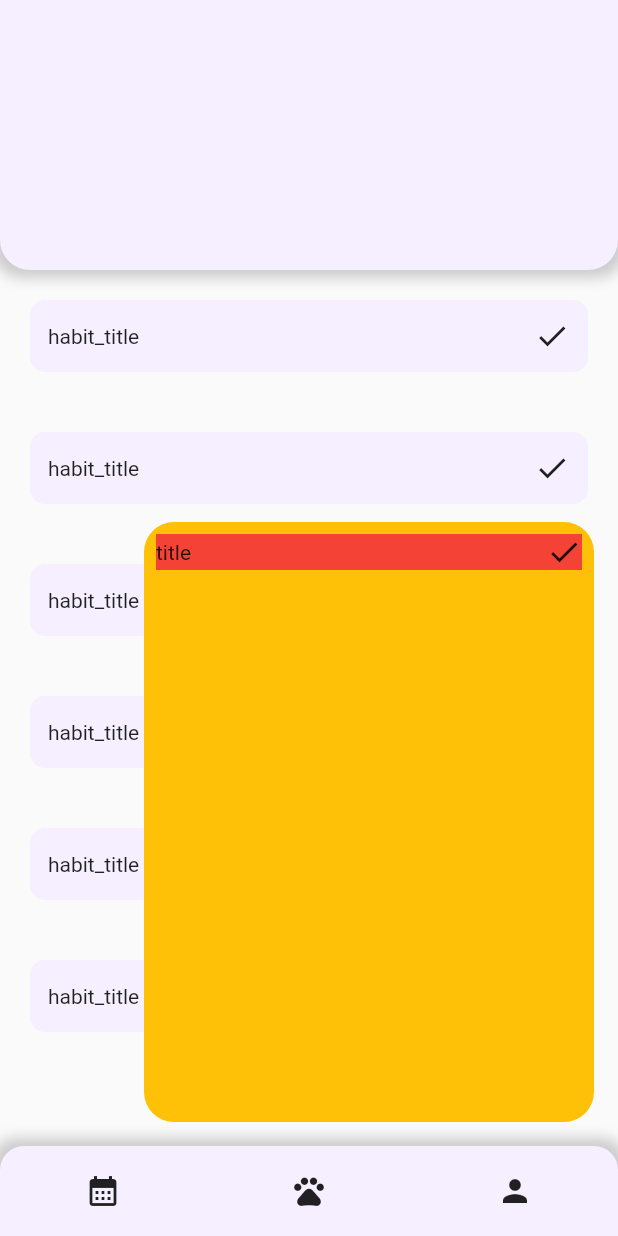
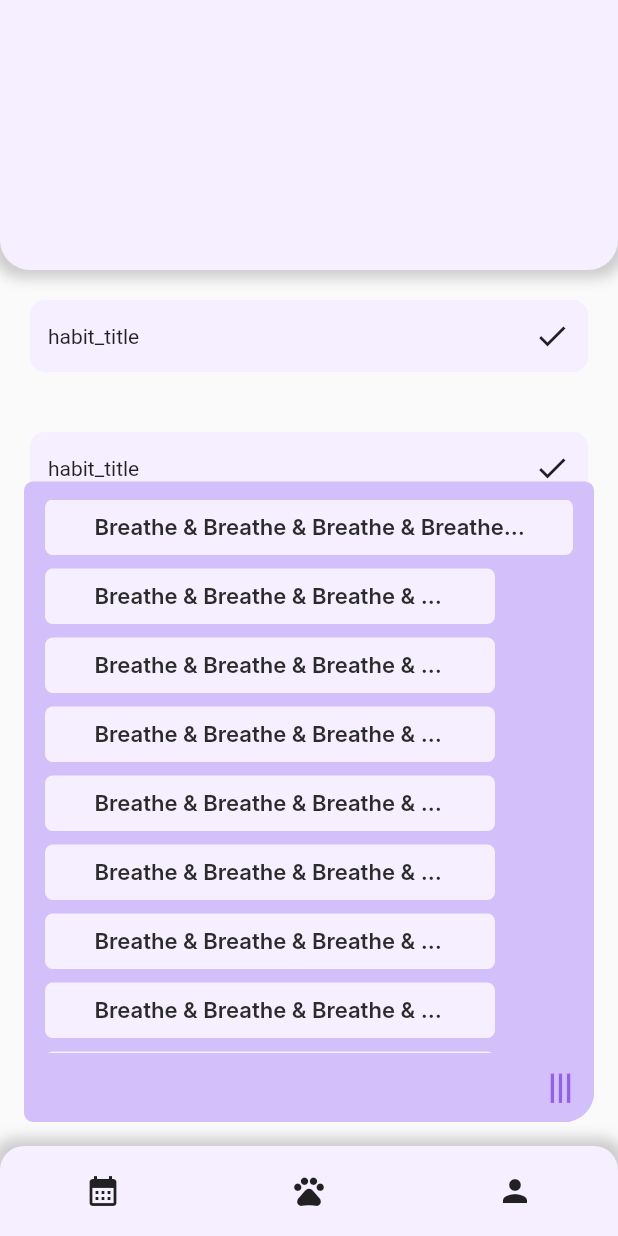
Before and after one commit to kugods-HabitTama/dahae-mobile, a Flutter app: the screen it shows after launch, after a tap on the "menu" icon, on a phone screen of 412 x 824 dp. Run offline on Flutter 3.47's test engine with Material 2 defaults, Android fonts, the phone set to English and light mode, and no system bars; our stand-ins replace go_router; Roboto replaces fonts that are missing (Inter).

Commit message:
Update all_habit_dropdown.dart
Design widget

```diff
--- a/lib/screens/habit/all_habit_dropdown.dart
+++ b/lib/screens/habit/all_habit_dropdown.dart
@@ -16,31 +16,93 @@ class _AllHabitDropdownState extends State<AllHabitDropdown> {
 
   @override
   Widget build(BuildContext context) {
-    return GestureDetector(
+    return Stack(
+      alignment: AlignmentDirectional.bottomEnd,
+      children: [
+        AnimatedContainer(
+          decoration: BoxDecoration(
+            color: const Color(0xFFD3BFF9),
+            borderRadius: _open
+                ? const BorderRadius.only(
+                    topLeft: Radius.circular(6),
+                    topRight: Radius.circular(6),
+                    bottomLeft: Radius.circular(6),
+                    bottomRight: Radius.circular(25))
+                : const BorderRadius.all(Radius.circular(20)),
+          ),
+          height:
+              _open ? min(MediaQuery.of(context).size.height - 50, 427) : 40,
+          width: _open ? min(MediaQuery.of(context).size.width - 31, 380) : 40,
+          duration: const Duration(milliseconds: 100),
+          child: _open
+              // prevent overflow
+              ? SingleChildScrollView(
+                  child: Column(
+                    children: [
+                      const SizedBox(width: 10, height: 12),
+                      SizedBox(
+                        height: max(369, 10),
+                        child: SingleChildScrollView(
+                          child: Column(
+                            crossAxisAlignment: CrossAxisAlignment.start,
+                            children: [
+                              // 가로로만 확장하기 위해 ROW 안에 tile을 넣는게 너무 비효율적
+                              Row(
+                                mainAxisAlignment: MainAxisAlignment.start,
+                                children: [
+                                  Expanded(child: AllHabitDropdownTile())
+                                ],
+                              ),
+                              AllHabitDropdownTile(),
+                              AllHabitDropdownTile(),
+                              AllHabitDropdownTile(),
+                              AllHabitDropdownTile(),
+                              AllHabitDropdownTile(),
+                              AllHabitDropdownTile(),
+                              AllHabitDropdownTile(),
+                              AllHabitDropdownTile(),
+                              AllHabitDropdownTile(),
+                              AllHabitDropdownTile(),
+                            ],
+                          ),
+                        ),
+                      ),
+                      // do not cover menu Icon
+                      const SizedBox(width: 10, height: 46),
+                    ],
+                  ),
+                )
+              : const SizedBox(width: 5, height: 5),
+        ),
+        GestureDetector(
           onTap: (() {
             setState(() {
               _open = !_open;
             });
           }),
-      child: AnimatedContainer(
+          child: Container(
+            height: 45,
+            width: 45,
             decoration: BoxDecoration(
-          color: _open ? Colors.amber : Colors.red,
+                color: const Color(0xFFD3BFF9),
                 borderRadius: const BorderRadius.all(Radius.circular(20)),
+                boxShadow: [
+                  _open
+                      ? const BoxShadow(color: Color(0xFFD3BFF9))
+                      : BoxShadow(
+                          color: Colors.grey.withOpacity(0.5),
+                          spreadRadius: 3,
+                          blurRadius: 5,
+                        )
+                ]),
+            child: _open
+                ? const RotatedBox(
+                    quarterTurns: 1,
+                    child: Icon(Icons.menu, size: 26, color: Color(0xFF925FF0)))
+                : const Icon(Icons.menu, size: 26, color: Color(0xFF925FF0)),
           ),
-        height: _open ? min(MediaQuery.of(context).size.height - 100, 400) : 40,
-        width: _open ? min(MediaQuery.of(context).size.width - 100, 300) : 40,
-        duration: const Duration(milliseconds: 100),
-        child: _open
-            ? SingleChildScrollView(
-                child: Column(
-                  crossAxisAlignment: CrossAxisAlignment.start,
-                  children: const [
-                    AllHabitDropdownTile(),
+        ),
       ],
-                ),
-              )
-            : const Center(child: Icon(Icons.menu, size: 20)),
-      ),
     );
   }
 }
@@ -53,13 +115,54 @@ class AllHabitDropdownTile extends StatelessWidget {
   @override
   Widget build(BuildContext context) {
     return Padding(
-      padding: const EdgeInsets.all(8.0),
+      padding: const EdgeInsets.fromLTRB(14, 0, 14, 9),
       child: Container(
-        color: Colors.red,
+        width: 300,
+        height: 37,
+        decoration: const BoxDecoration(
+          color: Color(0xFFF5EFFF),
+          borderRadius: BorderRadius.all(Radius.circular(5.2)),
+        ),
         child: Row(
-          children: const [Expanded(child: Text('title')), Icon(Icons.done)],
+          mainAxisAlignment: MainAxisAlignment.start,
+          children: const [
+            SizedBox(height: 18, width: 33),
+            Expanded(
+              child: Align(
+                alignment: Alignment.centerLeft,
+                child: SizedBox(
+                  // choice text overflow strategy
+                  height: 18,
+                  child: Text(
+                    'Breathe & Breathe & Breathe & Breathe & Breathe & Breathe',
+                    style: TextStyle(
+                      fontFamily: 'Inter',
+                      fontWeight: FontWeight.w600,
+                      fontSize: 14.7,
+                      fontStyle: FontStyle.normal,
+                      color: Color(0xFF2B2B2B),
+                      overflow: TextOverflow.ellipsis,
+                    ),
+                  ),
+                ),
+              ),
+            ),
+            SizedBox(height: 18, width: 30),
+          ],
         ),
       ),
     );
   }
 }
+
+class CustomFABLoc extends FloatingActionButtonLocation {
+  @override
+  Offset getOffset(ScaffoldPrelayoutGeometry scaffoldGeometry) {
+    return Offset(
+      scaffoldGeometry.scaffoldSize.width -
+          scaffoldGeometry.floatingActionButtonSize.width,
+      scaffoldGeometry.scaffoldSize.height -
+          scaffoldGeometry.floatingActionButtonSize.height,
+    );
+  }
+}
```
Lines whose indentation alone changed are shown as unchanged.
